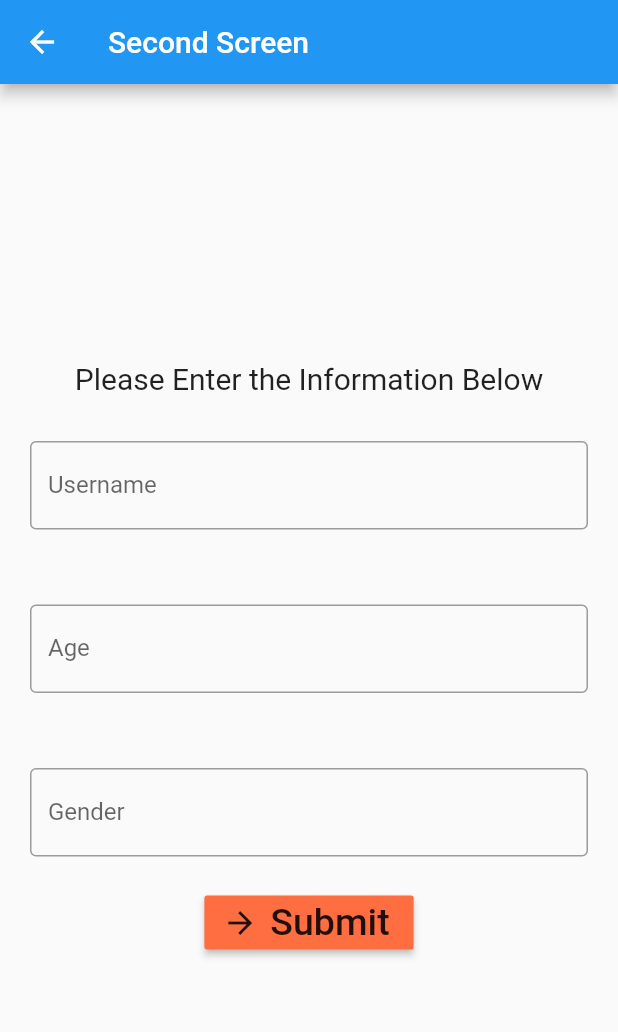
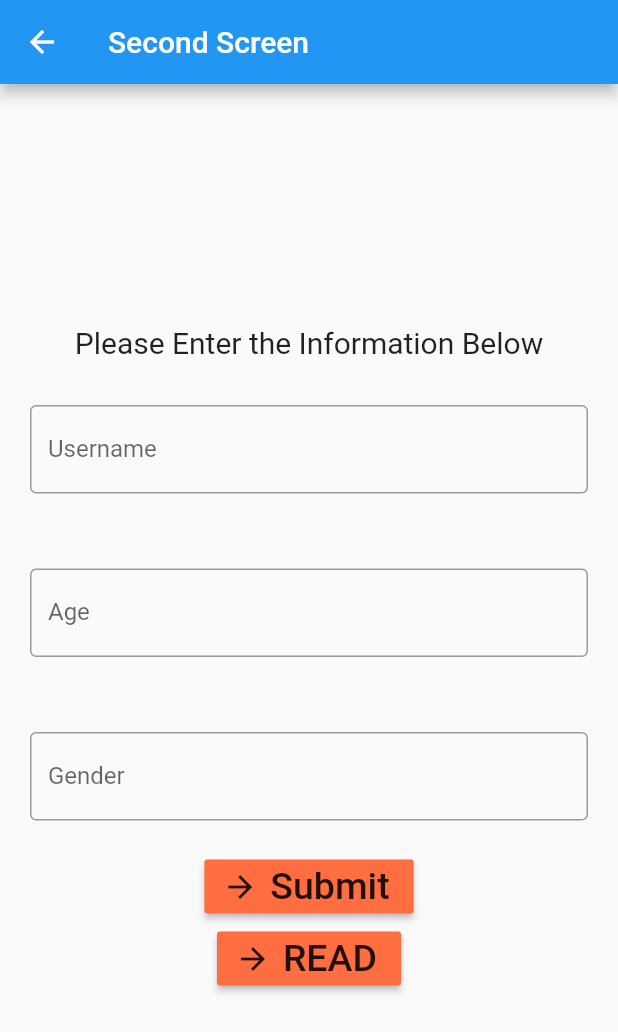
Before and after one commit to faizollah/Firebase-Facebook-Sign-in-for-Flutter, a Flutter app: the SecondScreen screen opened directly, after a tap on "Submit", on a phone screen of 412 x 824 dp. Shown: the top 1032 px of the screen. Run offline on Flutter 3.47's test engine with Material 2 defaults, Android fonts, the phone set to English and light mode, and no system bars; our stand-ins replace cloud_firestore, firebase_auth, fluttertoast, google_sign_in; missing offline and left inert: flutter_auth_buttons, flutter_webview_plugin; accounts and stored records are empty.

Commit message:
initial commit

```diff
--- a/lib/secondscreen.dart
+++ b/lib/secondscreen.dart
@@ -1,5 +1,6 @@
 import 'package:flutter/material.dart';
 import 'package:cloud_firestore/cloud_firestore.dart';
+import 'package:fluttertoast/fluttertoast.dart';
 
 class SecondScreen extends StatefulWidget {
   @override
@@ -80,7 +81,7 @@ class _SecondScreenState extends State<SecondScreen> {
             RaisedButton.icon(
               color: Colors.deepOrangeAccent,
               onPressed: () {
-                firestore.collection('users').document(username).setData({
+                firestore.collection('users').add({
                   'age': age,
                   'gender': gender,
                 });
@@ -93,6 +94,23 @@ class _SecondScreenState extends State<SecondScreen> {
                 style: TextStyle(fontSize: 25),
               ),
             ),
+            RaisedButton.icon(
+              color: Colors.deepOrangeAccent,
+              onPressed: () async {
+                await firestore.collection('users').getDocuments().then((data) {
+                  data.documents.forEach((element) {
+                    firestore.collection('users').document(element.documentID).delete();
+                  });
+                });
+              },
+              icon: Icon(
+                Icons.arrow_forward,
+              ),
+              label: Text(
+                'READ',
+                style: TextStyle(fontSize: 25),
+              ),
+            ),
           ],
         ),
       ),
--- a/pubspec.yaml
+++ b/pubspec.yaml
@@ -27,6 +27,9 @@ dependencies:
   firebase_core: ^0.4.0+9
   cloud_firestore: ^0.12.9+5
   google_sign_in: ^4.0.4
+  fluttertoast: ^4.0.0
+  flutter_webview_plugin: ^0.3.10+1
+  flutter_auth_buttons: ^0.8.0
 
 dev_dependencies:
   flutter_test:
```
Also changed, not shown: lib/custom_web_view.dart (added, +53 -0 lines), lib/loginWithFacebook.dart (added, +27 -0 lines), lib/main.dart (+19 -1 lines), pubspec.lock.
